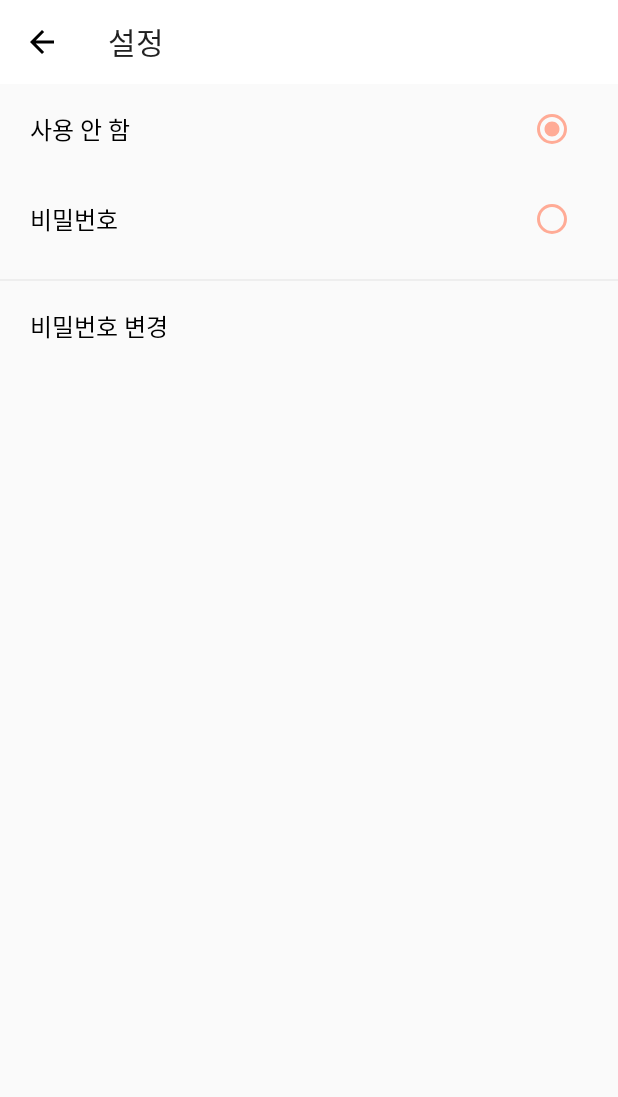
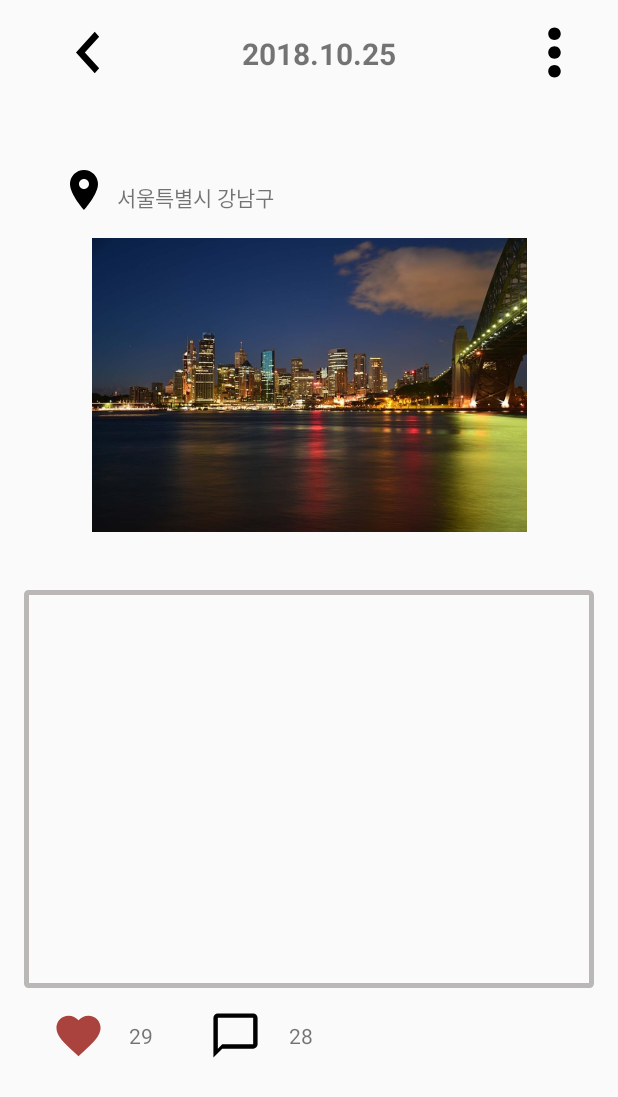
Before and after one commit to feel-coding/OurDiary, an Android app: the screen it shows after launch (LockSettingActivity before the commit, DocumentActivity after it), on a phone screen of 412 x 824 dp. Shown: the top 1097 px of the screen. Run offline under Robolectric (Android 15) with nearby library versions, the phone set to English and light mode, and no system bars.

Commit message:
글 내용 레이아웃 수정, 댓글창으로 연결

```diff
--- a/app/src/main/AndroidManifest.xml
+++ b/app/src/main/AndroidManifest.xml
@@ -11,6 +11,11 @@
         android:theme="@style/Theme.AppCompat.Light.NoActionBar">
         <activity android:name=".mypage.LockSettingActivity"></activity>
         <activity android:name=".mypage.PasswordSettingActivity" />
+        <activity android:name=".FrdsearchActivity"/>
+        <activity android:name=".CommentActivity" />
+        <activity android:name=".FrdlistActivity" />
+        <activity android:name=".FrdrequestActivity" />
+        <activity android:name=".DocumentActivity" />
         <activity android:name=".main.MainActivity">
             <intent-filter>
                 <action android:name="android.intent.action.MAIN" />
--- a/app/src/main/java/sungshin/project/ourdiaryapplication/DocumentActivity.java
+++ b/app/src/main/java/sungshin/project/ourdiaryapplication/DocumentActivity.java
@@ -2,22 +2,35 @@ package sungshin.project.ourdiaryapplication;
 
 import androidx.appcompat.app.AppCompatActivity;
 
+import android.content.Intent;
 import android.os.Bundle;
 import android.view.MenuItem;
 import android.view.View;
 import android.widget.Button;
 import android.widget.ImageButton;
+import android.widget.ImageView;
 import android.widget.PopupMenu;
 
 public class DocumentActivity extends AppCompatActivity {
 
     ImageButton settingBtn;
+    ImageView chat_img;
+
     @Override
     protected void onCreate(Bundle savedInstanceState) {
         super.onCreate(savedInstanceState);
         setContentView(R.layout.activity_document);
         settingBtn = findViewById(R.id.setting_btn);
+        chat_img = findViewById(R.id.chat_img);
 
+        //말풍선 누르면 댓글창으로 이동
+        chat_img.setOnClickListener(new View.OnClickListener() {
+            @Override
+            public void onClick(View view) {
+                Intent i = new Intent(DocumentActivity.this, CommentActivity.class);
+                startActivity(i);
+            }
+        });
     }
 
 
--- a/app/src/main/java/sungshin/project/ourdiaryapplication/main/MainActivity.java
+++ b/app/src/main/java/sungshin/project/ourdiaryapplication/main/MainActivity.java
@@ -14,6 +14,7 @@ import androidx.viewpager2.widget.ViewPager2;
 import com.google.android.material.bottomnavigation.BottomNavigationView;
 
 
+import sungshin.project.ourdiaryapplication.DocumentActivity;
 import sungshin.project.ourdiaryapplication.R;
 import sungshin.project.ourdiaryapplication.main.adapter.MainViewPagerAdapter;
 import sungshin.project.ourdiaryapplication.mypage.LockSettingActivity;
@@ -33,6 +34,8 @@ public class MainActivity extends AppCompatActivity {
         super.onCreate(savedInstanceState);
         setContentView(R.layout.activity_main);
 
+        Intent doci = new Intent(this, DocumentActivity.class);
+        startActivity(doci);
         SharedPreferences sharedPref = getSharedPreferences("pw", Context.MODE_PRIVATE);
         String p = sharedPref.getString("2000", "-1");
         Log.d("pwpwpw", p);
--- a/app/src/main/res/drawable/document_edittext.xml
+++ b/app/src/main/res/drawable/document_edittext.xml
@@ -6,13 +6,13 @@
         android:top="2dp"
         android:bottom="2dp">
         <shape android:shape="rectangle">
-            <corners android:topRightRadius="5dp"
-                android:topLeftRadius="5dp"
-                android:bottomLeftRadius="5dp"
-                android:bottomRightRadius="5dp"/>
+            <corners android:topRightRadius="2dp"
+                android:topLeftRadius="1dp"
+                android:bottomLeftRadius="1dp"
+                android:bottomRightRadius="1dp"/>
             <stroke android:width="3dp"
-                android:color="#F1D0D0"/>
-            <solid android:color="#FAEDED"/>
+                android:color="#BBB7B7"/>
+            <solid android:color="#00FAEDED"/>
         </shape>
     </item>
 </layer-list>
--- a/app/src/main/res/layout/activity_document.xml
+++ b/app/src/main/res/layout/activity_document.xml
@@ -65,10 +65,11 @@
         android:layout_height="41dp"
         android:layout_marginStart="40dp"
         android:layout_marginEnd="6dp"
+        android:layout_marginTop="15dp"
         android:layout_marginBottom="608dp"
-        android:background="#00FFFFFF"
         app:layout_constraintBottom_toBottomOf="parent"
         app:layout_constraintEnd_toStartOf="@+id/location_textView"
+        app:layout_constraintTop_toBottomOf="@+id/home_tb"
         app:layout_constraintHorizontal_bias="0.439"
         app:layout_constraintStart_toStartOf="parent"
         app:layout_constraintVertical_bias="0.202"
@@ -79,10 +80,12 @@
         android:layout_width="wrap_content"
         android:layout_height="wrap_content"
         android:layout_marginEnd="229dp"
-        android:layout_marginBottom="619dp"
+        android:layout_marginTop="15dp"
+        android:layout_marginBottom="650dp"
         android:layout_marginLeft="5dp"
         app:layout_constraintRight_toLeftOf="@+id/location_img"
         android:text="서울특별시 강남구"
+        app:layout_constraintTop_toBottomOf="@+id/home_tb"
         app:layout_constraintBottom_toBottomOf="parent"
         app:layout_constraintEnd_toEndOf="parent"
         app:layout_constraintStart_toEndOf="@+id/location_img" />
@@ -95,24 +98,24 @@
         android:layout_marginEnd="13dp"
         android:layout_marginTop="5dp"
         android:layout_marginBottom="16dp"
-        app:layout_constraintBottom_toTopOf="@+id/editText"
+        app:layout_constraintBottom_toTopOf="@+id/TextView_doc"
         app:layout_constraintEnd_toEndOf="parent"
         app:layout_constraintStart_toStartOf="parent"
         app:layout_constraintTop_toBottomOf="@+id/location_img"
         android:src="@drawable/docimg" />
 
-    <EditText
-        android:id="@+id/editText"
+    <TextView
+        android:id="@+id/TextView_doc"
         android:layout_width="384dp"
         android:layout_height="269dp"
         android:layout_marginStart="13dp"
         android:layout_marginEnd="13dp"
+        android:layout_marginTop="15dp"
         android:layout_marginBottom="157dp"
         android:gravity="start"
         android:ems="10"
-        android:inputType="textPersonName"
-        android:hint=" 글 쓰기"
         android:background="@drawable/document_edittext"
+        android:inputType="textLongMessage"
         app:layout_constraintBottom_toBottomOf="parent"
         app:layout_constraintEnd_toEndOf="parent"
         app:layout_constraintStart_toStartOf="parent"
@@ -128,7 +131,7 @@
         app:layout_constraintEnd_toEndOf="parent"
         app:layout_constraintHorizontal_bias="0.06"
         app:layout_constraintStart_toStartOf="parent"
-        app:layout_constraintTop_toBottomOf="@+id/editText"
+        app:layout_constraintTop_toBottomOf="@+id/TextView_doc"
         app:srcCompat="@drawable/ic_favorite_black_24dp" />
 
     <TextView
@@ -144,7 +147,7 @@
         app:layout_constraintHorizontal_bias="0.18"
         app:layout_constraintRight_toRightOf="@+id/like_img"
         app:layout_constraintStart_toStartOf="parent"
-        app:layout_constraintTop_toBottomOf="@+id/editText" />
+        app:layout_constraintTop_toBottomOf="@+id/TextView_doc" />
 
     <ImageView
         android:id="@+id/chat_img"
@@ -154,11 +157,12 @@
         android:layout_marginTop="12dp"
         android:layout_marginEnd="13dp"
         android:gravity="center"
+        android:onClick="chatonClick"
         app:layout_constraintEnd_toEndOf="parent"
         app:layout_constraintHorizontal_bias="0.36"
         app:layout_constraintRight_toRightOf="@+id/chat_textView"
         app:layout_constraintStart_toStartOf="parent"
-        app:layout_constraintTop_toBottomOf="@+id/editText"
+        app:layout_constraintTop_toBottomOf="@+id/TextView_doc"
         app:srcCompat="@drawable/ic_chat_bubble_outline_black_24dp" />
 
     <TextView
@@ -174,7 +178,7 @@
         app:layout_constraintHorizontal_bias="0.485"
         app:layout_constraintRight_toRightOf="@+id/like_img"
         app:layout_constraintStart_toStartOf="parent"
-        app:layout_constraintTop_toBottomOf="@+id/editText" />
+        app:layout_constraintTop_toBottomOf="@+id/TextView_doc" />
 
 
 </androidx.constraintlayout.widget.ConstraintLayout>
```
